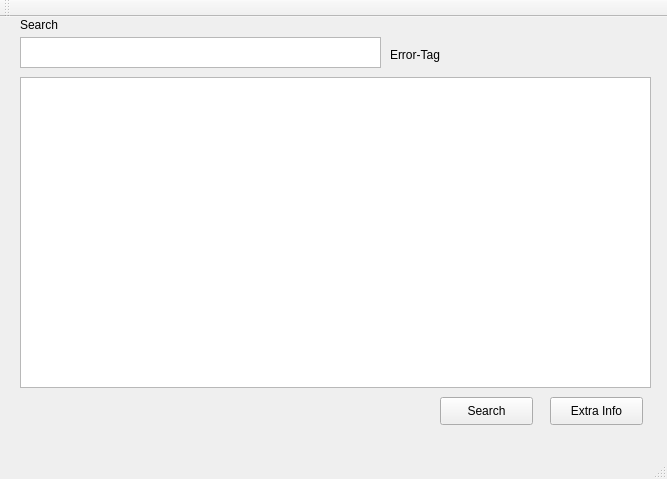
This is Xanadu-Parse/mainwindow.ui in Archmonger/Xanadu-Parse as Qt 5 draws it before an edit. The edited form follows.
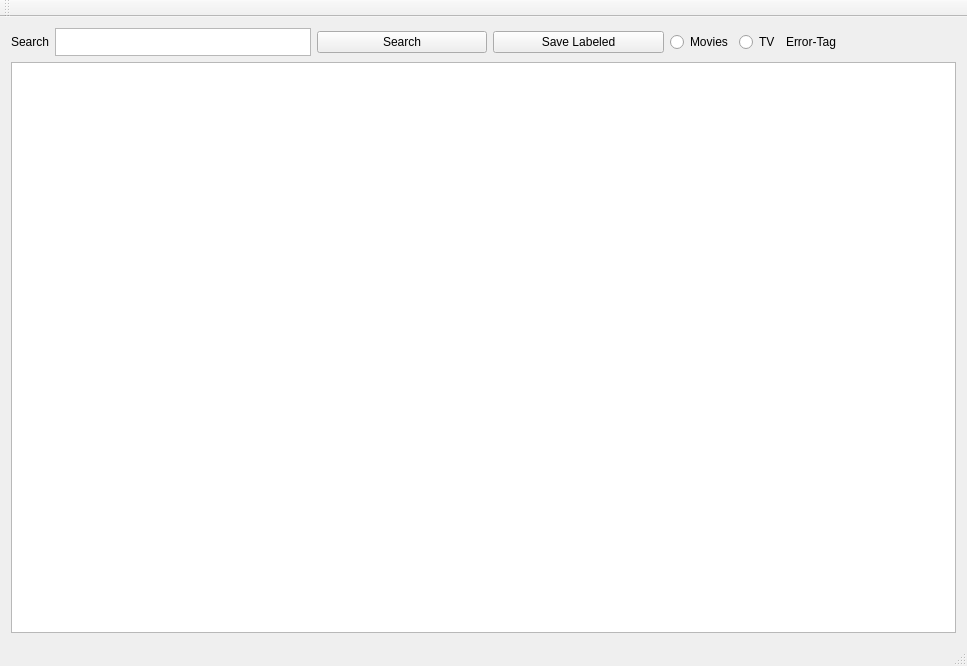
This is the edited form.

Patch:
```diff
--- a/Xanadu-Parse/mainwindow.ui
+++ b/Xanadu-Parse/mainwindow.ui
@@ -6,89 +6,109 @@
    <rect>
     <x>0</x>
     <y>0</y>
-    <width>667</width>
-    <height>479</height>
+    <width>967</width>
+    <height>666</height>
    </rect>
   </property>
   <property name="windowTitle">
    <string>MainWindow</string>
   </property>
   <widget class="QWidget" name="centralWidget">
-   <widget class="QTableWidget" name="tableWidget">
-    <property name="geometry">
-     <rect>
-      <x>20</x>
-      <y>60</y>
-      <width>631</width>
-      <height>311</height>
-     </rect>
-    </property>
-   </widget>
+   <layout class="QVBoxLayout" name="verticalLayout_2">
+    <item>
+     <layout class="QHBoxLayout" name="horizontalLayout">
+      <item>
+       <widget class="QLabel" name="label">
+        <property name="sizePolicy">
+         <sizepolicy hsizetype="Fixed" vsizetype="Preferred">
+          <horstretch>0</horstretch>
+          <verstretch>0</verstretch>
+         </sizepolicy>
+        </property>
+        <property name="text">
+         <string>Search</string>
+        </property>
+       </widget>
+      </item>
+      <item>
    <widget class="QTextEdit" name="textEdit">
-    <property name="geometry">
-     <rect>
-      <x>20</x>
-      <y>20</y>
-      <width>361</width>
-      <height>31</height>
-     </rect>
+        <property name="sizePolicy">
+         <sizepolicy hsizetype="Fixed" vsizetype="Fixed">
+          <horstretch>0</horstretch>
+          <verstretch>0</verstretch>
+         </sizepolicy>
+        </property>
+        <property name="maximumSize">
+         <size>
+          <width>300</width>
+          <height>28</height>
+         </size>
     </property>
     <property name="placeholderText">
      <string/>
     </property>
    </widget>
-   <widget class="QLabel" name="label">
-    <property name="geometry">
-     <rect>
-      <x>20</x>
-      <y>0</y>
-      <width>55</width>
-      <height>16</height>
-     </rect>
-    </property>
-    <property name="text">
-     <string>Search</string>
-    </property>
-   </widget>
+      </item>
+      <item>
    <widget class="QPushButton" name="searchButton">
-    <property name="geometry">
-     <rect>
-      <x>440</x>
-      <y>380</y>
-      <width>93</width>
-      <height>28</height>
-     </rect>
-    </property>
     <property name="text">
      <string>Search</string>
     </property>
    </widget>
-   <widget class="QPushButton" name="extraButton">
-    <property name="geometry">
-     <rect>
-      <x>550</x>
-      <y>380</y>
-      <width>93</width>
-      <height>28</height>
-     </rect>
-    </property>
+      </item>
+      <item>
+       <widget class="QPushButton" name="saveButton">
+        <property name="text">
+         <string>Save Labeled</string>
+        </property>
+       </widget>
+      </item>
+      <item>
+       <widget class="QRadioButton" name="moviesButton">
+        <property name="sizePolicy">
+         <sizepolicy hsizetype="Fixed" vsizetype="Fixed">
+          <horstretch>0</horstretch>
+          <verstretch>0</verstretch>
+         </sizepolicy>
+        </property>
     <property name="text">
-     <string>Extra Info</string>
-    </property>
-   </widget>
+         <string>Movies</string>
+        </property>
+       </widget>
+      </item>
+      <item>
+       <widget class="QRadioButton" name="tvButton">
+        <property name="sizePolicy">
+         <sizepolicy hsizetype="Fixed" vsizetype="Fixed">
+          <horstretch>0</horstretch>
+          <verstretch>0</verstretch>
+         </sizepolicy>
+        </property>
+        <property name="text">
+         <string>TV</string>
+        </property>
+       </widget>
+      </item>
+      <item>
    <widget class="QLabel" name="errorLabel">
-    <property name="geometry">
-     <rect>
-      <x>390</x>
-      <y>30</y>
-      <width>161</width>
-      <height>16</height>
-     </rect>
-    </property>
     <property name="text">
      <string>Error-Tag</string>
     </property>
    </widget>
+      </item>
+     </layout>
+    </item>
+    <item>
+     <widget class="QTableWidget" name="tableWidget">
+      <property name="maximumSize">
+       <size>
+        <width>16777215</width>
+        <height>16777215</height>
+       </size>
+      </property>
+     </widget>
+    </item>
+   </layout>
   </widget>
   <widget class="QMenuBar" name="menuBar">
    <property name="geometry">
```
Left out of the diff: 2 changed lines with no effect on the pictures. Lines whose indentation alone changed are shown as unchanged.
